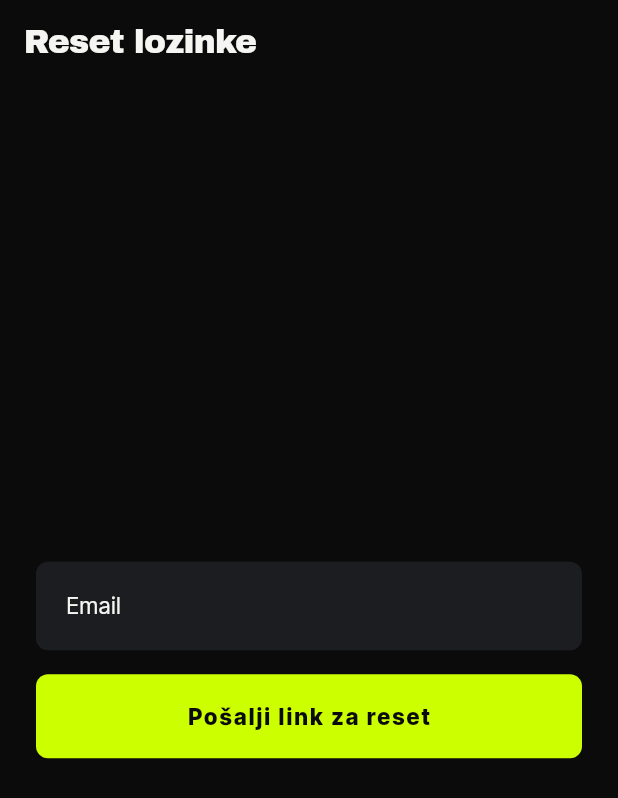
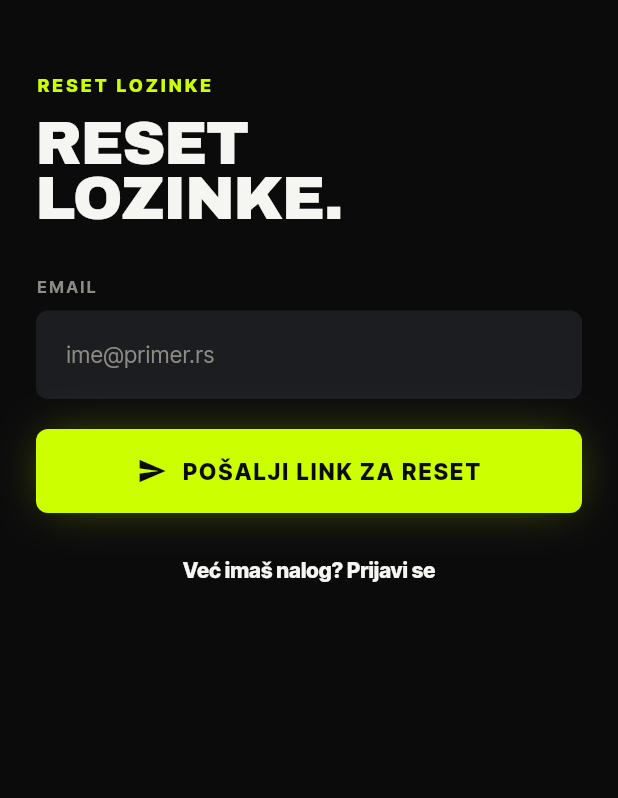
Before and after one commit to Kakarot92/sportin-clone, a Flutter app: the ResetPasswordScreen screen opened by its route, on a phone screen of 412 x 824 dp. Shown: the top 798 px of the screen. Run offline on Flutter 3.47's test engine with Material 3 defaults, Android fonts, the phone set to English and light mode, and no system bars; our stand-ins replace cloud_firestore, firebase_auth, firebase_core, flutter_riverpod, go_router, google_fonts; accounts and stored records are empty.

Commit message:
Kinetik reskin: remaining screens (reset, trainers, admin, placeholders)
- reset password, trainer directory (Schedule tab), trainer profile,
  trainer edit, admin users all restyled to Kinetik (eyebrow + display
  headline + dark cards + volt accents + square volt-bordered avatars)
- PlaceholderScaffold (measurements/chat) restyled; "Coming soon" eyebrow
- New l10n key comingSoon (SR/EN)

dart analyze clean, flutter test green. Whole app now visually consistent.

Co-Authored-By: Claude Opus 4.8 <noreply@anthropic.com>

```diff
--- a/lib/features/auth/presentation/reset_password_screen.dart
+++ b/lib/features/auth/presentation/reset_password_screen.dart
@@ -1,6 +1,7 @@
 import 'package:flutter/material.dart';
 import 'package:flutter_riverpod/flutter_riverpod.dart';
 import 'package:go_router/go_router.dart';
+import 'package:sportin_clone/app/kinetic.dart';
 import 'package:sportin_clone/l10n/app_localizations.dart';
 
 import '../application/auth_providers.dart';
@@ -27,7 +28,7 @@ class _ResetPasswordScreenState extends ConsumerState<ResetPasswordScreen> {
   Future<void> _submit() async {
     final l10n = AppLocalizations.of(context);
     final messenger = ScaffoldMessenger.of(context);
-    final navigator = GoRouter.of(context);
+    final router = GoRouter.of(context);
     if (!_formKey.currentState!.validate()) return;
     final ok = await ref
         .read(authControllerProvider.notifier)
@@ -35,7 +36,7 @@ class _ResetPasswordScreenState extends ConsumerState<ResetPasswordScreen> {
     if (!mounted) return;
     if (ok) {
       messenger.showSnackBar(SnackBar(content: Text(l10n.resetSent)));
-      navigator.go('/login');
+      router.go('/login');
     } else {
       final state = ref.read(authControllerProvider);
       messenger.showSnackBar(
@@ -49,37 +50,39 @@ class _ResetPasswordScreenState extends ConsumerState<ResetPasswordScreen> {
     final l10n = AppLocalizations.of(context);
     final isLoading = ref.watch(authControllerProvider).isLoading;
     return Scaffold(
-      appBar: AppBar(title: Text(l10n.resetTitle)),
-      body: Center(
+      body: SafeArea(
         child: SingleChildScrollView(
-          padding: const EdgeInsets.all(24),
+          padding: const EdgeInsets.fromLTRB(24, 48, 24, 32),
           child: Form(
             key: _formKey,
             child: Column(
-              mainAxisSize: MainAxisSize.min,
+              crossAxisAlignment: CrossAxisAlignment.stretch,
               children: [
-                TextFormField(
+                Eyebrow(l10n.resetTitle),
+                const SizedBox(height: 12),
+                const DisplayTitle('Reset\nlozinke.'),
+                const SizedBox(height: 32),
+                KineticField(
+                  label: l10n.emailLabel,
                   controller: _email,
+                  hint: 'ime@primer.rs',
                   keyboardType: TextInputType.emailAddress,
-                  decoration: InputDecoration(
-                    labelText: l10n.emailLabel,
-                    border: const OutlineInputBorder(),
-                  ),
                   validator: (v) =>
                       isValidEmail(v) ? null : l10n.validationEmailInvalid,
                 ),
-                const SizedBox(height: 16),
-                SizedBox(
-                  width: double.infinity,
-                  child: FilledButton(
-                    onPressed: isLoading ? null : _submit,
-                    child: isLoading
-                        ? const SizedBox(
-                            height: 20,
-                            width: 20,
-                            child: CircularProgressIndicator(strokeWidth: 2),
-                          )
-                        : Text(l10n.resetButton),
+                const SizedBox(height: 20),
+                VoltButton(
+                  label: l10n.resetButton,
+                  icon: Icons.send,
+                  loading: isLoading,
+                  onPressed: _submit,
+                ),
+                const SizedBox(height: 14),
+                Center(
+                  child: TextButton(
+                    onPressed: isLoading ? null : () => context.go('/login'),
+                    child: Text(l10n.haveAccountPrompt,
+                        style: const TextStyle(fontWeight: FontWeight.w800)),
                   ),
                 ),
               ],
--- a/lib/features/chat/presentation/chat_screen.dart
+++ b/lib/features/chat/presentation/chat_screen.dart
@@ -9,6 +9,7 @@ class ChatScreen extends StatelessWidget {
   Widget build(BuildContext context) {
     final l10n = AppLocalizations.of(context);
     return PlaceholderScaffold(
+      eyebrow: l10n.comingSoon,
       title: l10n.chatTitle,
       message: l10n.chatPlaceholder,
       icon: Icons.chat_bubble_outline,
--- a/lib/features/measurements/presentation/measurements_screen.dart
+++ b/lib/features/measurements/presentation/measurements_screen.dart
@@ -9,6 +9,7 @@ class MeasurementsScreen extends StatelessWidget {
   Widget build(BuildContext context) {
     final l10n = AppLocalizations.of(context);
     return PlaceholderScaffold(
+      eyebrow: l10n.comingSoon,
       title: l10n.measurementsTitle,
       message: l10n.measurementsPlaceholder,
       icon: Icons.straighten,
--- a/lib/l10n/app_en.arb
+++ b/lib/l10n/app_en.arb
@@ -73,5 +73,6 @@
   "homeShortcuts": "Shortcuts",
   "nextTraining": "Next training",
   "noUpcomingTraining": "You don't have an upcoming training yet.",
-  "bookTraining": "Book a training"
+  "bookTraining": "Book a training",
+  "comingSoon": "Coming soon"
 }
--- a/lib/l10n/app_localizations.dart
+++ b/lib/l10n/app_localizations.dart
@@ -541,6 +541,12 @@ abstract class AppLocalizations {
   /// In en, this message translates to:
   /// **'Book a training'**
   String get bookTraining;
+
+  /// No description provided for @comingSoon.
+  ///
+  /// In en, this message translates to:
+  /// **'Coming soon'**
+  String get comingSoon;
 }
 
 class _AppLocalizationsDelegate
--- a/lib/l10n/app_localizations_en.dart
+++ b/lib/l10n/app_localizations_en.dart
@@ -237,4 +237,7 @@ class AppLocalizationsEn extends AppLocalizations {
 
   @override
   String get bookTraining => 'Book a training';
+
+  @override
+  String get comingSoon => 'Coming soon';
 }
--- a/lib/l10n/app_localizations_sr.dart
+++ b/lib/l10n/app_localizations_sr.dart
@@ -236,4 +236,7 @@ class AppLocalizationsSr extends AppLocalizations {
 
   @override
   String get bookTraining => 'Zakaži trening';
+
+  @override
+  String get comingSoon => 'Uskoro';
 }
--- a/lib/l10n/app_sr.arb
+++ b/lib/l10n/app_sr.arb
@@ -73,5 +73,6 @@
   "homeShortcuts": "Prečice",
   "nextTraining": "Sledeći trening",
   "noUpcomingTraining": "Još nemaš zakazan trening.",
-  "bookTraining": "Zakaži trening"
+  "bookTraining": "Zakaži trening",
+  "comingSoon": "Uskoro"
 }
```
Also changed, not shown: lib/app/placeholder_scaffold.dart (+22 -7 lines), lib/features/admin/presentation/admin_users_screen.dart (+49 -12 lines), lib/features/trainers/presentation/trainer_directory_screen.dart (+89 -25 lines), lib/features/trainers/presentation/trainer_edit_screen.dart (+16 -22 lines), lib/features/trainers/presentation/trainer_profile_screen.dart (+24 -21 lines).
